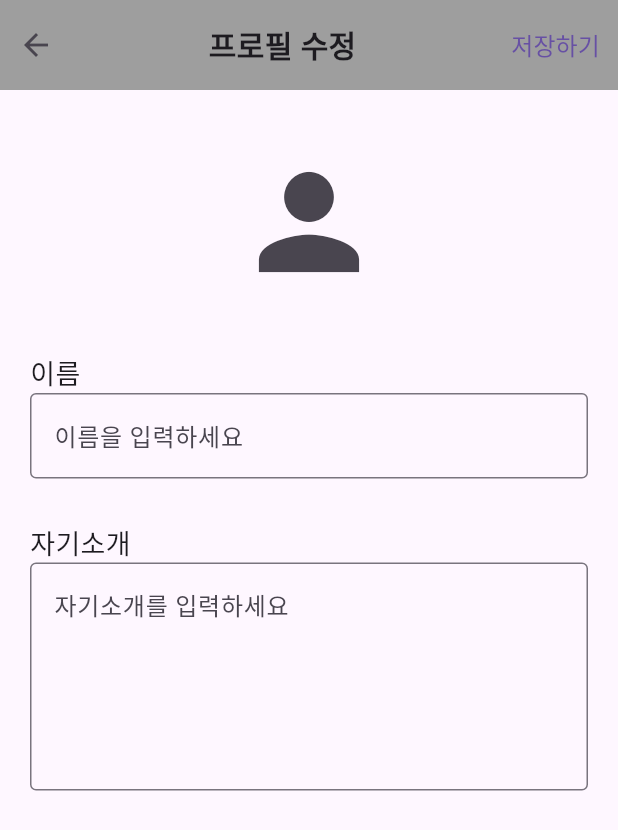
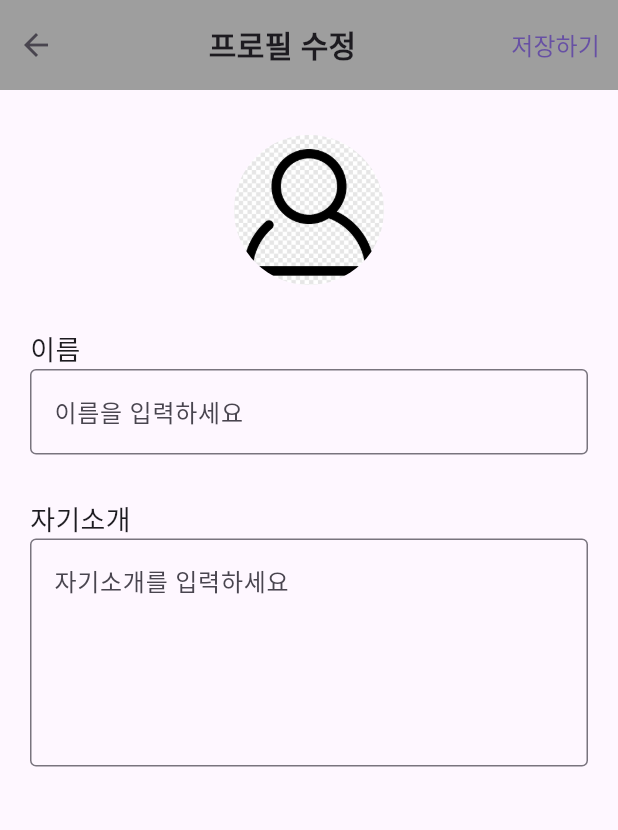
Before and after one commit to Dream-no24/hanzzan, a Flutter app: the ProfileScreen screen opened directly with empty values, after a tap on "프로필 수정", on a phone screen of 412 x 824 dp. Shown: the top 830 px of the screen. Run offline on Flutter 3.47's test engine with Material 3 defaults, Android fonts, the phone set to English and light mode, and no system bars; our stand-ins replace image_picker, shared_preferences; accounts and stored records are empty; network calls fail.

Commit message:
프로필 사진 수정 기능 구현 중단. api를 이용하지 않으니 사진이 계속 초기화돰.

```diff
--- a/lib/mainScreenDir/addPost/addPost.dart
+++ b/lib/mainScreenDir/addPost/addPost.dart
@@ -3,13 +3,16 @@ import 'package:hanzzan/mainScreenDir/main_screen.dart';
 import 'package:http/http.dart' as http;
 import 'dart:convert';
 import 'package:intl/intl.dart';
+import 'dart:io'; // File? 을 사용하기 위한 import
 
 class AddPost extends StatefulWidget {
   final int maxHashtags = 3;
   final int maxHashtagLength = 10;
 
   final String addPost_email; // 메인 화면에서 전달받은 이메일
-  AddPost({required this.addPost_email});
+  final File? addPost_profileImage; // 메인 화면에서 전달받은 프로필 이미지
+
+  AddPost({required this.addPost_email, required this.addPost_profileImage});
 
   @override
   _AddPostState createState() => _AddPostState();
@@ -27,6 +30,7 @@ class _AddPostState extends State<AddPost> {
   String _selectedPlace = '';
   String _selectedPurpose = '';
   List<TextEditingController> _hashtagControllers = [];
+  File? _main_profileImage; // 메인화면에서 이용하는 프로필 이미지
 
   @override
   void initState() {
--- a/lib/mainScreenDir/profile_edit_screen.dart
+++ b/lib/mainScreenDir/profile_edit_screen.dart
@@ -1,6 +1,8 @@
+import 'package:hanzzan/mainScreenDir/profile_image_edit_screen.dart';
 import 'package:flutter/material.dart';
 import 'package:http/http.dart' as http;
 import 'dart:convert';
+import 'dart:io'; // File? 을 사용하기 위한 import
 
 class ProfileEditScreen extends StatefulWidget {
   final String profileEdit_email; // 프로필화면에서 전달받은 이메일
@@ -13,6 +15,7 @@ class ProfileEditScreen extends StatefulWidget {
 class _ProfileEditScreenState extends State<ProfileEditScreen> {
   final TextEditingController _nameController = TextEditingController();
   final TextEditingController _profileController = TextEditingController();
+  File? _profileImage; // 프로필 이미지 저장 변수
 
   @override
   Widget build(BuildContext context) {
@@ -44,6 +47,9 @@ class _ProfileEditScreenState extends State<ProfileEditScreen> {
                       onPressed: () {
                         _updateProfile(); // 저장 버튼 클릭 시 프로필 업데이트 호출
                         print("저장하기 버튼을 클릭하였습니다...");
+
+                        // 이전 화면으로 돌아가면서 _profileImage를 반환함
+                        Navigator.pop(context, _profileImage);
                       },
                       child: Text(
                         '저장하기',
@@ -56,15 +62,42 @@ class _ProfileEditScreenState extends State<ProfileEditScreen> {
               SizedBox(height: 30),
               Container(
                 alignment: Alignment.topCenter,
-                child: IconButton(
-                  icon: Icon(
-                    Icons.person,
-                    size: 100,
+                child:
+                // 이미지 버튼을 사용한 프로필 이미지 변경
+                // 이미지 버튼을 사용한 원형 프로필 이미지 변경
+                GestureDetector(
+                  onTap: () async {
+                    // 이미지 수정 화면으로 이동. 만약 이미지를 수정했다면 해당 이미지가 이 화면으로 전달됨.
+                    final result = await Navigator.push(
+                      context,
+                      MaterialPageRoute(builder: (context) => ProfileImageEditScreen()),
+                    );
+                    // 반환된 결과를 처리하여 프로필 이미지로 설정
+                    if (result != null && result is File) {
+                      setState(() {
+                        _profileImage = result; // 반환된 이미지를 저장
+                      });
+                    }
+                  },
+                  // 이미지를 원모양으로 잘라냄.
+                  child: ClipOval(
+                    child: _profileImage != null
+                        ? Image.file(
+                      _profileImage!,
+                      width: 100,
+                      height: 100,
+                      fit: BoxFit.cover,
+                    )
+                        : Image.asset(
+                      'assets/userImage.png', // 이미지가 설정되어있지 않은 경우 기본 이미지가 나옴.
+                      width: 100,
+                      height: 100,
+                      fit: BoxFit.cover,
+                    ),
                   ),
-                  onPressed: () async {
-                    // 프로필 이미지 변경 관련 로직
-                  },
                 ),
+
+
               ),
               SizedBox(height: 30),
               Container(
--- a/lib/mainScreenDir/profile_screen.dart
+++ b/lib/mainScreenDir/profile_screen.dart
@@ -4,6 +4,7 @@ import 'package:hanzzan/mainScreenDir/main_screen.dart';
 import 'package:hanzzan/mainScreenDir/profile_edit_screen.dart';
 import 'package:http/http.dart' as http;
 import 'dart:convert';
+import 'dart:io'; // File? 을 사용하기 위한 import
 
 class ProfileScreen extends StatefulWidget {
   final String profile_email; // 메인 화면에서 전달받은 이메일
@@ -16,6 +17,7 @@ class ProfileScreen extends StatefulWidget {
 class _ProfileScreenState extends State<ProfileScreen> {
   late String userId;               // 사용자 아이디. initstate()를 통해 메인화면으로부터 가져온 계정이 id로 저장됨.
   String userProfile = "안녕하세요."; // 사용자 자기소개 텍스트의 초기 상태
+  File? _profile_profileImage;  // 프로필 화면에서 사용하는 프로필 사진
 
   @override
   void initState() {
@@ -103,7 +105,7 @@ class _ProfileScreenState extends State<ProfileScreen> {
         leading: IconButton(
           icon: Icon(Icons.arrow_back),
           onPressed: () {
-            Navigator.pop(context);
+            Navigator.pop(context, _profile_profileImage); // 이전 화면으로 _selectedImage를 전달하며 pop
           },
         ),
       ),
@@ -120,11 +122,23 @@ class _ProfileScreenState extends State<ProfileScreen> {
                     Row(
                       crossAxisAlignment: CrossAxisAlignment.start,
                       children: [
-                        Icon(
-                          Icons.person,
-                          size: 120,
-                          color: Colors.grey,
+                        // 사용자 이미지
+                        ClipOval(
+                          child: _profile_profileImage != null
+                              ? Image.file(
+                            _profile_profileImage!,
+                            width: 100,
+                            height: 100,
+                            fit: BoxFit.cover,
+                          )
+                              : Image.asset(
+                            'assets/userImage.png', // 이미지가 설정되어있지 않은 경우 기본 이미지가 나옴.
+                            width: 120,
+                            height: 120,
+                            fit: BoxFit.cover,
+                          ),
                         ),
+
                         SizedBox(width: 60),
                         Row(
                           children: [
@@ -149,12 +163,21 @@ class _ProfileScreenState extends State<ProfileScreen> {
                       child: Container(
                         width: 400,
                         child: TextButton(
-                          onPressed: () {
-                            Navigator.push(
+                          onPressed: () async {
+                            // ProfileEditScreen으로 이동하고 결과를 기다림
+                            final result = await Navigator.push(
                               context,
                               MaterialPageRoute(
-                                  builder: (context) => ProfileEditScreen(profileEdit_email: userId)),
+                                builder: (context) => ProfileEditScreen(profileEdit_email: userId),
+                              ),
                             );
+
+                            // 만약 ProfileEditScreen에서 이미지가 반환되면 이를 사용하여 업데이트
+                            if (result != null && result is File) {
+                              setState(() {
+                                _profile_profileImage = result; // 반환된 이미지를 프로필 이미지로 설정
+                              });
+                            }
                           },
                           child: Text(
                             "프로필 수정",
--- a/pubspec.yaml
+++ b/pubspec.yaml
@@ -62,6 +62,7 @@ dev_dependencies:
 flutter:
   assets:
     - assets/ERICA.jpg
+    - assets/userImage.png
 
   # The following line ensures that the Material Icons font is
   # included with your application, so that you can use the icons in
```
Also changed, not shown: lib/mainScreenDir/main_screen.dart (+22 -5 lines), assets/userImage.png (added).
